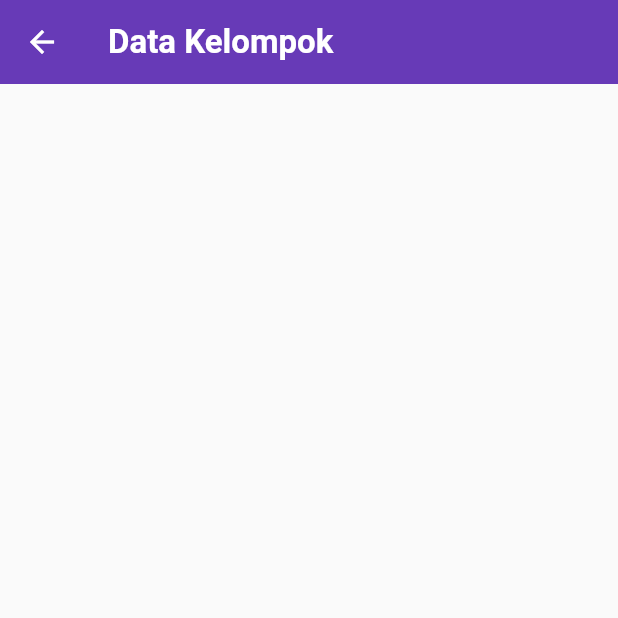
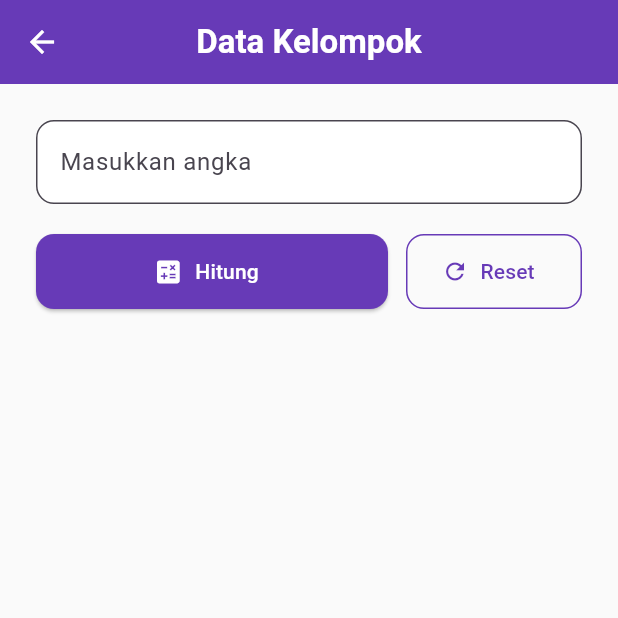
Before and after one commit to exuviadot/tugas2-tpm, a Flutter app: the TotalAngkaPage screen opened directly with sample values from the repository, on a phone screen of 412 x 824 dp, the top half of it. Run offline on Flutter 3.47's test engine with Material 3 defaults, Android fonts, the phone set to English and light mode, and no system bars.

Commit message:
update: total field

```diff
--- a/lib/pages/total_angka_page.dart
+++ b/lib/pages/total_angka_page.dart
@@ -10,14 +10,145 @@ class TotalAngkaPage extends StatefulWidget {
 }
 
 class _TotalAngkaPageState extends State<TotalAngkaPage> {
+  final _controller = TextEditingController();
+  String _hasil = '';
+
+  void _hitungJumlahAngka() {
+    final input = _controller.text.trim();
+    if (input.isEmpty) {
+      setState(() => _hasil = 'Masukkan data terlebih dahulu!');
+      return;
+    }
+
+    // Buat ambil angka (membuang huruf/simbol jika ada)
+    final digits = input.replaceAll(RegExp(r'[^0-9]'), '');
+    if (digits.isEmpty) {
+      setState(() => _hasil = 'Tidak ada angka ditemukan!');
+      return;
+    }
+
+    int total = 0;
+    List<String> listDigit = digits.split('');
+
+    for (var digit in listDigit) {
+      total += int.parse(digit);
+    }
+
+    setState(() {
+      _hasil = '${listDigit.join(' + ')} = $total';
+    });
+  }
+
+  void _reset() {
+    setState(() {
+      _controller.clear();
+      _hasil = '';
+    });
+  }
+
+  @override
+  void dispose() {
+    _controller.dispose();
+    super.dispose();
+  }
+
   @override
   Widget build(BuildContext context) {
     return Scaffold(
       backgroundColor: Colors.grey.shade50,
       appBar: AppBar(
-        title: Text(widget.menu.title, style: TextStyle(fontWeight: FontWeight.bold)),
+        title: Text(widget.menu.title, style: const TextStyle(fontWeight: FontWeight.bold)),
         backgroundColor: Colors.deepPurple,
         foregroundColor: Colors.white,
+        centerTitle: true,
+        elevation: 0,
+      ),
+      body: Padding(
+        padding: const EdgeInsets.all(24),
+        child: Column(
+          children: [
+            TextField(
+              controller: _controller,
+              keyboardType: TextInputType.number,
+              decoration: InputDecoration(
+                labelText: 'Masukkan angka',
+                hintText: 'Contoh: 12345',
+                filled: true,
+                fillColor: Colors.white,
+                border: OutlineInputBorder(borderRadius: BorderRadius.circular(12)),
+                suffixIcon: _controller.text.isNotEmpty
+                  ? IconButton(onPressed: _reset, icon: const Icon(Icons.close))
+                  : null,
+              ),
+            ),
+            const SizedBox(height: 20),
+
+            Row(
+              children: [
+
+                // Tombol Hitung
+                Expanded(
+                  flex: 2,
+                  child: SizedBox(
+                    height: 50,
+                    child: ElevatedButton.icon(
+                      onPressed: _hitungJumlahAngka,
+                      icon: const Icon(Icons.calculate, size: 20),
+                      label: const Text('Hitung'),
+                      style: ElevatedButton.styleFrom(
+                        backgroundColor: Colors.deepPurple,
+                        foregroundColor: Colors.white,
+                        shape: RoundedRectangleBorder(borderRadius: BorderRadius.circular(12)),
+                      ),
+                    ),
+                  ),
+                ),
+                const SizedBox(width: 12),
+
+                // Tombol Reset
+                Expanded(
+                  flex: 1,
+                  child: SizedBox(
+                    height: 50,
+                    child: OutlinedButton.icon(
+                      onPressed: _reset,
+                      icon: const Icon(Icons.refresh),
+                      label: const Text('Reset'),
+                      style: OutlinedButton.styleFrom(
+                        foregroundColor: Colors.deepPurple,
+                        side: const BorderSide(color: Colors.deepPurple),
+                        shape: RoundedRectangleBorder(borderRadius: BorderRadius.circular(12)),
+                      ),
+                    ),
+                  ),
+                ),
+              ],
+            ),
+
+            const SizedBox(height: 32),
+            if (_hasil.isNotEmpty)
+              Container(
+                width: double.infinity,
+                padding: const EdgeInsets.all(20),
+                decoration: BoxDecoration(
+                  color: Colors.white,
+                  borderRadius: BorderRadius.circular(16),
+                  boxShadow: [BoxShadow(color: Colors.black.withOpacity(0.05), blurRadius: 10)],
+                ),
+                child: Column(
+                  children: [
+                    const Text('HASIL PERHITUNGAN', style: TextStyle(fontSize: 12, color: Colors.grey, letterSpacing: 1.2)),
+                    const SizedBox(height: 12),
+                    Text(
+                      _hasil,
+                      style: const TextStyle(fontSize: 20, fontWeight: FontWeight.bold, color: Colors.deepPurple),
+                      textAlign: TextAlign.center,
+                    ),
+                  ],
+                ),
+              ),
+          ],
+        ),
       ),
     );
   }
```
